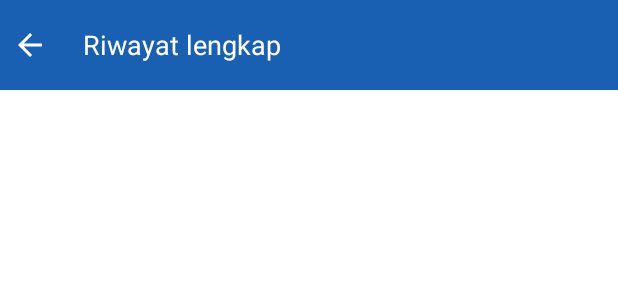
After one commit to kalfian/covid-tracker, an Android app: the layout activity_check_in_history.xml on its own in the app's theme, with its tools: preview values and no code run, on a phone screen of 412 x 824 dp. The commit adds this screen. Shown: the top 300 px of the screen. Run offline under Robolectric (Android 15) with nearby library versions, the phone set to English and light mode, and no system bars.

Commit message:
ADD Get Riwayat lengkap

```diff
--- a/app/src/main/java/com/ppb2/kalfian/covidtracker/modules/dashboard/DashboardActivity.kt
+++ b/app/src/main/java/com/ppb2/kalfian/covidtracker/modules/dashboard/DashboardActivity.kt
@@ -18,6 +18,7 @@ import com.ppb2.kalfian.covidtracker.adapters.TestCovidAdapter
 import com.ppb2.kalfian.covidtracker.adapters.VaccineCertAdapter
 import com.ppb2.kalfian.covidtracker.databinding.ActivityDashboardBinding
 import com.ppb2.kalfian.covidtracker.models.*
+import com.ppb2.kalfian.covidtracker.modules.history.CheckInHistoryActivity
 import com.ppb2.kalfian.covidtracker.utils.DB
 import com.ppb2.kalfian.covidtracker.utils.Validate
 import com.ppb2.kalfian.covidtracker.utils.fireDialog
@@ -72,6 +73,11 @@ class DashboardActivity : AppCompatActivity(), VaccineCertAdapter.AdapterVaccine
         }
 
         listenScanButton()
+
+        b.btnRiwayatLengkap.setOnClickListener {
+            val intent = Intent(this, CheckInHistoryActivity::class.java)
+            startActivity(intent)
+        }
     }
 
     private fun setupVaccineCert() {
--- /dev/null
+++ b/app/src/main/res/layout/activity_check_in_history.xml
@@ -0,0 +1,61 @@
+<?xml version="1.0" encoding="utf-8"?>
+<androidx.constraintlayout.widget.ConstraintLayout xmlns:android="http://schemas.android.com/apk/res/android"
+    xmlns:app="http://schemas.android.com/apk/res-auto"
+    xmlns:tools="http://schemas.android.com/tools"
+    android:layout_width="match_parent"
+    android:layout_height="match_parent"
+    tools:context=".modules.history.CheckInHistoryActivity">
+
+    <LinearLayout
+        android:id="@+id/linearLayout2"
+        android:layout_width="match_parent"
+        android:layout_height="wrap_content"
+        android:background="@color/blue"
+        android:orientation="horizontal"
+        android:paddingTop="8dp"
+        android:paddingRight="16dp"
+        android:paddingBottom="8dp"
+        android:weightSum="7"
+        android:gravity="center"
+        app:layout_constraintEnd_toEndOf="parent"
+        app:layout_constraintStart_toStartOf="parent"
+        app:layout_constraintTop_toTopOf="parent">
+
+        <ImageButton
+            android:id="@+id/back_button"
+            android:layout_width="5dp"
+            android:layout_height="wrap_content"
+            android:layout_marginEnd="15dp"
+            android:layout_weight="1"
+            android:background="@null"
+            android:padding="10dp"
+            app:srcCompat="@drawable/ic_baseline_arrow_back_24" />
+
+        <TextView
+            android:id="@+id/text_detail_property"
+            android:layout_width="wrap_content"
+            android:layout_height="wrap_content"
+            android:layout_weight="6"
+            android:textSize="18sp"
+            android:textColor="@color/white"
+            android:text="@string/riwayat_lengkap" />
+    </LinearLayout>
+
+    <androidx.swiperefreshlayout.widget.SwipeRefreshLayout
+        android:id="@+id/swipe_refresh"
+        android:layout_width="match_parent"
+        android:layout_height="0dp"
+        app:layout_constraintBottom_toBottomOf="parent"
+        app:layout_constraintEnd_toEndOf="parent"
+        app:layout_constraintStart_toStartOf="parent"
+        app:layout_constraintTop_toBottomOf="@+id/linearLayout2">
+
+        <androidx.recyclerview.widget.RecyclerView
+            android:id="@+id/list_checkin_history"
+            android:layout_height="wrap_content"
+            android:layout_width="match_parent"/>
+
+    </androidx.swiperefreshlayout.widget.SwipeRefreshLayout>
+
+
+</androidx.constraintlayout.widget.ConstraintLayout>
--- a/app/src/main/res/layout/activity_dashboard.xml
+++ b/app/src/main/res/layout/activity_dashboard.xml
@@ -194,7 +194,7 @@
                                 <TextView
                                     android:layout_width="wrap_content"
                                     android:layout_height="wrap_content"
-
+                                    android:id="@+id/btn_riwayat_lengkap"
                                     android:background="@drawable/round_background_white"
                                     android:drawableEnd="@drawable/ic_baseline_chevron_right_mini"
                                     android:fontFamily="@font/inter_regular"
```
Also changed, not shown: app/src/main/AndroidManifest.xml (+8 -5 lines), app/src/main/java/com/ppb2/kalfian/covidtracker/modules/auth/LoginActivity.kt (+0 -7 lines), app/src/main/java/com/ppb2/kalfian/covidtracker/modules/history/CheckInHistoryActivity.kt (added, +104 -0 lines).
